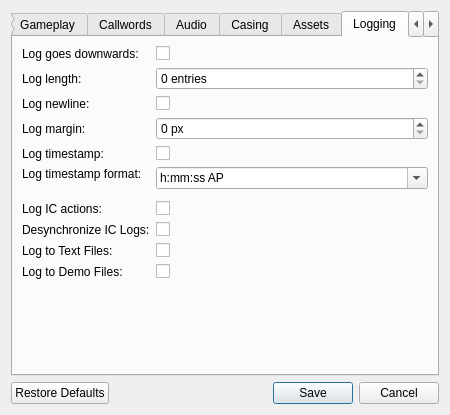
Old version of the form attorney_online/resource/ui/options_dialog.ui in the repository AttorneyOnline/AO2-Client.
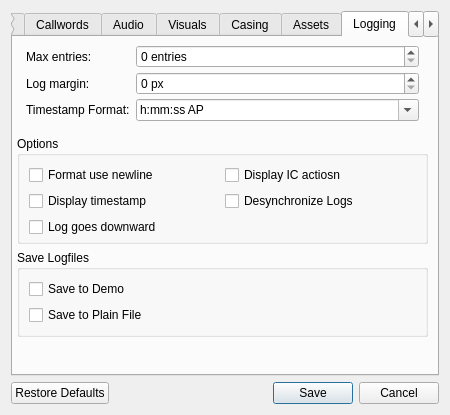
New version of the form. The open tabs and pages were chosen to show the change.

Patch:
```diff
--- a/attorney_online/resource/ui/options_dialog.ui
+++ b/attorney_online/resource/ui/options_dialog.ui
@@ -800,6 +800,148 @@
        </item>
       </layout>
      </widget>
+     <widget class="QWidget" name="tab">
+      <attribute name="title">
+       <string>Visuals</string>
+      </attribute>
+      <layout class="QVBoxLayout" name="verticalLayout_7">
+       <item>
+        <widget class="QGroupBox" name="visuals_lobby_group">
+         <property name="title">
+          <string>Lobby</string>
+         </property>
+         <layout class="QGridLayout" name="gridLayout_3">
+          <property name="leftMargin">
+           <number>4</number>
+          </property>
+          <property name="topMargin">
+           <number>4</number>
+          </property>
+          <item row="0" column="0">
+           <widget class="QCheckBox" name="visuals_lobby_expand_tabview_cb">
+            <property name="text">
+             <string>Expand Serverlist Tabbar</string>
+            </property>
+           </widget>
+          </item>
+         </layout>
+        </widget>
+       </item>
+       <item>
+        <widget class="QGroupBox" name="visuals_courtroom_group">
+         <property name="title">
+          <string>Courtroom</string>
+         </property>
+         <layout class="QGridLayout" name="gridLayout_4">
+          <property name="leftMargin">
+           <number>4</number>
+          </property>
+          <property name="topMargin">
+           <number>4</number>
+          </property>
+          <item row="0" column="0">
+           <widget class="QLabel" name="scale_lbl">
+            <property name="text">
+             <string>Viewport scale:</string>
+            </property>
+           </widget>
+          </item>
+          <item row="0" column="2">
+           <layout class="QHBoxLayout" name="horizontalLayout_2">
+            <item>
+             <widget class="QLineEdit" name="visuals_viewport_width_edit">
+              <property name="sizePolicy">
+               <sizepolicy hsizetype="Expanding" vsizetype="Fixed">
+                <horstretch>3</horstretch>
+                <verstretch>0</verstretch>
+               </sizepolicy>
+              </property>
+              <property name="maxLength">
+               <number>4</number>
+              </property>
+              <property name="placeholderText">
+               <string>256</string>
+              </property>
+             </widget>
+            </item>
+            <item>
+             <widget class="QLabel" name="label_3">
+              <property name="sizePolicy">
+               <sizepolicy hsizetype="Expanding" vsizetype="Preferred">
+                <horstretch>1</horstretch>
+                <verstretch>0</verstretch>
+               </sizepolicy>
+              </property>
+              <property name="font">
+               <font>
+                <weight>75</weight>
+                <bold>true</bold>
+               </font>
+              </property>
+              <property name="text">
+               <string>x</string>
+              </property>
+              <property name="alignment">
+               <set>Qt::AlignCenter</set>
+              </property>
+             </widget>
+            </item>
+            <item>
+             <widget class="QLineEdit" name="visuals_viewport_height_edit">
+              <property name="sizePolicy">
+               <sizepolicy hsizetype="Expanding" vsizetype="Fixed">
+                <horstretch>3</horstretch>
+                <verstretch>0</verstretch>
+               </sizepolicy>
+              </property>
+              <property name="maxLength">
+               <number>4</number>
+              </property>
+              <property name="placeholderText">
+               <string>192</string>
+              </property>
+             </widget>
+            </item>
+           </layout>
+          </item>
+          <item row="1" column="0">
+           <widget class="QLabel" name="ratio_lbl">
+            <property name="text">
+             <string>Calculated aspect ratio:</string>
+            </property>
+           </widget>
+          </item>
+          <item row="1" column="2">
+           <widget class="QLabel" name="visuals_ratio_calculated_lbl">
+            <property name="font">
+             <font>
+              <weight>75</weight>
+              <bold>true</bold>
+             </font>
+            </property>
+            <property name="text">
+             <string>n:n</string>
+            </property>
+           </widget>
+          </item>
+         </layout>
+        </widget>
+       </item>
+       <item>
+        <spacer name="visuals_horizontal_spacer">
+         <property name="orientation">
+          <enum>Qt::Vertical</enum>
+         </property>
+         <property name="sizeHint" stdset="0">
+          <size>
+           <width>20</width>
+           <height>40</height>
+          </size>
+         </property>
+        </spacer>
+       </item>
+      </layout>
+     </widget>
      <widget class="QWidget" name="casing_tab">
       <attribute name="title">
        <string>Casing</string>
@@ -1060,31 +1202,29 @@
       <attribute name="title">
        <string>Logging</string>
       </attribute>
+      <layout class="QVBoxLayout" name="verticalLayout_8">
+       <property name="leftMargin">
+        <number>4</number>
+       </property>
+       <property name="topMargin">
+        <number>4</number>
+       </property>
+       <item>
+        <widget class="QWidget" name="fields_widgets" native="true">
       <layout class="QFormLayout" name="formLayout_3">
-       <item row="0" column="0">
-        <widget class="QLabel" name="downwards_lbl">
-         <property name="toolTip">
-          <string>If ticked, new messages will appear at the bottom (like the OOC chatlog). The traditional (AO1) behaviour is equivalent to this being unticked.</string>
-         </property>
-         <property name="text">
-          <string>Log goes downwards:</string>
-         </property>
-        </widget>
-       </item>
-       <item row="0" column="1">
-        <widget class="QCheckBox" name="downwards_cb">
-         <property name="text">
-          <string/>
-         </property>
-        </widget>
-       </item>
+          <property name="verticalSpacing">
+           <number>4</number>
+          </property>
+          <property name="topMargin">
+           <number>4</number>
+          </property>
        <item row="1" column="0">
         <widget class="QLabel" name="length_lbl">
          <property name="toolTip">
           <string>The amount of message lines the IC chatlog will keep before deleting older message lines. A value of 0 or below counts as 'infinite'.</string>
          </property>
          <property name="text">
-          <string>Log length:</string>
+             <string>Max entries:</string>
          </property>
         </widget>
        </item>
@@ -1098,25 +1238,14 @@
          </property>
         </widget>
        </item>
-       <item row="2" column="0">
-        <widget class="QLabel" name="log_newline_lbl">
-         <property name="toolTip">
-          <string>If ticked, new messages will appear separated, with the message coming on the next line after the name. 
-When unticked, it displays it as 'name: message'.</string>
-         </property>
-         <property name="text">
-          <string>Log newline:</string>
-         </property>
-        </widget>
-       </item>
-       <item row="2" column="1">
-        <widget class="QCheckBox" name="log_newline_cb">
-         <property name="text">
-          <string/>
-         </property>
-        </widget>
-       </item>
        <item row="3" column="0">
+           <widget class="QLabel" name="log_timestamp_format_lbl">
+            <property name="text">
+             <string>Timestamp Format:</string>
+            </property>
+           </widget>
+          </item>
+          <item row="2" column="0">
         <widget class="QLabel" name="log_margin_lbl">
          <property name="toolTip">
           <string>The distance in pixels between each entry in the IC log. 
@@ -1127,7 +1256,7 @@
          </property>
         </widget>
        </item>
-       <item row="3" column="1">
+          <item row="2" column="1">
         <widget class="QSpinBox" name="log_margin_spinbox">
          <property name="suffix">
           <string> px</string>
@@ -1137,32 +1266,7 @@
          </property>
         </widget>
        </item>
-       <item row="4" column="0">
-        <widget class="QLabel" name="log_timestamp_lbl">
-         <property name="toolTip">
-          <string>If ticked, log will contain a timestamp in UTC before the name.</string>
-         </property>
-         <property name="text">
-          <string>Log timestamp:</string>
-         </property>
-        </widget>
-       </item>
-       <item row="4" column="1">
-        <widget class="QCheckBox" name="log_timestamp_cb">
-         <property name="text">
-          <string/>
-         </property>
-        </widget>
-       </item>
-       <item row="5" column="0">
-        <widget class="QLabel" name="log_timestamp_format_lbl">
-         <property name="text">
-          <string>Log timestamp format:
-</string>
-         </property>
-        </widget>
-       </item>
-       <item row="5" column="1">
+          <item row="3" column="1">
         <widget class="QComboBox" name="log_timestamp_format_combobox">
          <property name="editable">
           <bool>true</bool>
@@ -1189,73 +1293,94 @@
          </item>
         </widget>
        </item>
-       <item row="6" column="0">
-        <widget class="QLabel" name="log_ic_actions_lbl">
-         <property name="toolTip">
-          <string>If ticked, log will show IC actions such as shouting and presenting evidence.</string>
-         </property>
-         <property name="text">
-          <string>Log IC actions:</string>
-         </property>
+         </layout>
         </widget>
        </item>
-       <item row="6" column="1">
-        <widget class="QCheckBox" name="log_ic_actions_cb">
+       <item>
+        <widget class="QGroupBox" name="options_group">
+         <property name="title">
+          <string>Options</string>
+         </property>
+         <layout class="QGridLayout" name="gridLayout_2">
+          <property name="bottomMargin">
+           <number>4</number>
+          </property>
+          <property name="horizontalSpacing">
+           <number>4</number>
+          </property>
+          <item row="0" column="0">
+           <widget class="QCheckBox" name="log_newline_cb">
          <property name="text">
-          <string/>
+             <string>Format use newline</string>
          </property>
         </widget>
        </item>
-       <item row="7" column="0">
-        <widget class="QLabel" name="desync_logs_lbl">
-         <property name="toolTip">
-          <string>If ticked, log will show messages as-received, while viewport will parse according to the queue (Text Stay Time).</string>
-         </property>
+          <item row="1" column="0">
+           <widget class="QCheckBox" name="log_timestamp_cb">
          <property name="text">
-          <string>Desynchronize IC Logs:</string>
+             <string>Display timestamp</string>
          </property>
         </widget>
        </item>
-       <item row="7" column="1">
+          <item row="1" column="1">
         <widget class="QCheckBox" name="desync_logs_cb">
          <property name="text">
-          <string/>
+             <string>Desynchronize Logs</string>
          </property>
         </widget>
        </item>
-       <item row="8" column="0">
-        <widget class="QLabel" name="log_text_lbl">
-         <property name="toolTip">
-          <string>Text logs of gameplay will be automatically written in the /logs folder.</string>
-         </property>
+          <item row="0" column="1">
+           <widget class="QCheckBox" name="log_ic_actions_cb">
          <property name="text">
-          <string>Log to Text Files:</string>
+             <string>Display IC actiosn</string>
          </property>
         </widget>
        </item>
-       <item row="8" column="1">
-        <widget class="QCheckBox" name="log_text_cb">
+          <item row="2" column="0">
+           <widget class="QCheckBox" name="downwards_cb">
          <property name="text">
-          <string/>
+             <string>Log goes downward</string>
          </property>
         </widget>
        </item>
-       <item row="9" column="0">
-        <widget class="QLabel" name="log_demo_lbl">
-         <property name="toolTip">
-          <string>Gameplay will be automatically recorded as demos in the /logs folder.</string>
-         </property>
-         <property name="text">
-          <string>Log to Demo Files:</string>
-         </property>
+         </layout>
         </widget>
        </item>
-       <item row="9" column="1">
+       <item>
+        <widget class="QGroupBox" name="logging_saving_box">
+         <property name="title">
+          <string>Save Logfiles</string>
+         </property>
+         <layout class="QVBoxLayout" name="verticalLayout_9">
+          <item>
         <widget class="QCheckBox" name="log_demo_cb">
          <property name="text">
-          <string/>
-         </property>
-        </widget>
+             <string>Save to Demo</string>
+            </property>
+           </widget>
+          </item>
+          <item>
+           <widget class="QCheckBox" name="log_text_cb">
+            <property name="text">
+             <string>Save to Plain File</string>
+            </property>
+           </widget>
+          </item>
+         </layout>
+        </widget>
+       </item>
+       <item>
+        <spacer name="logging_tab_spacer">
+         <property name="orientation">
+          <enum>Qt::Vertical</enum>
+         </property>
+         <property name="sizeHint" stdset="0">
+          <size>
+           <width>20</width>
+           <height>40</height>
+          </size>
+         </property>
+        </spacer>
        </item>
       </layout>
      </widget>
```
Lines whose indentation alone changed are shown as unchanged.
